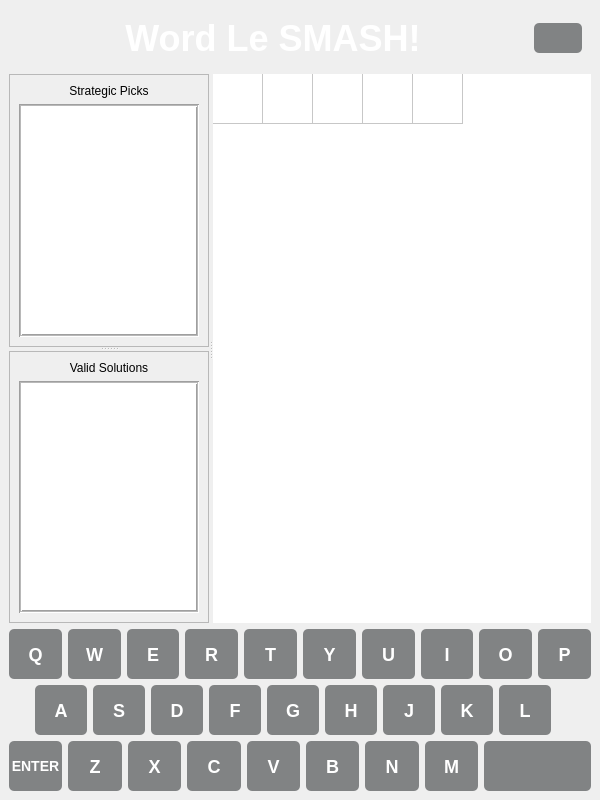
This is ui/WordLeSmash.ui in moltencrux/wordlesmash as Qt 5 draws it before an edit. The edited form follows.
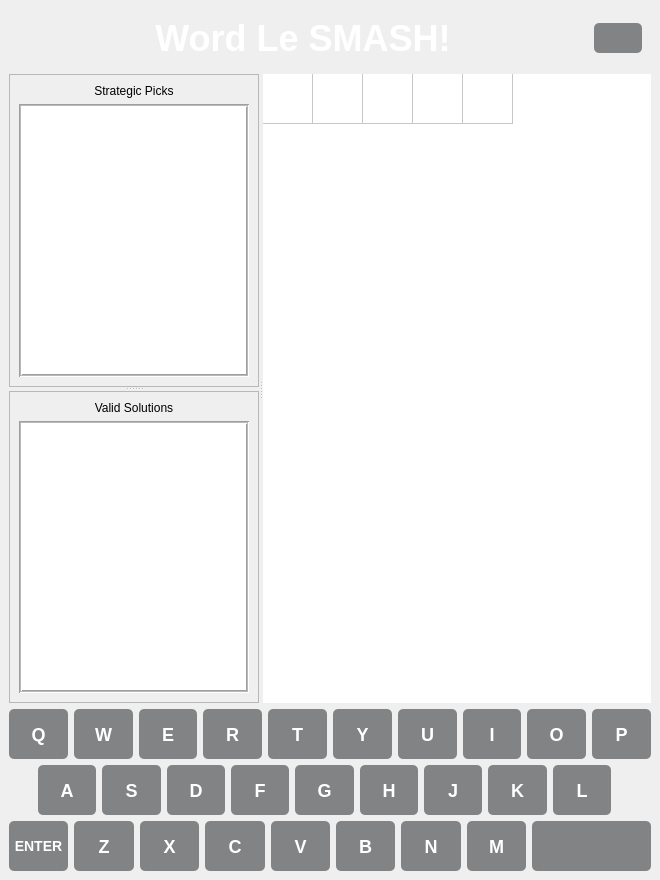
This is the edited form. Icons and pictures are not drawn. Custom widgets are drawn as their Qt base class.

Commit message:
Added reset button and analysis tools.
Added a reset button to reset the filter state
Added an anlyzer to find more optimal guesses
Various bug fixes

```diff
--- a/ui/WordLeSmash.ui
+++ b/ui/WordLeSmash.ui
@@ -6,8 +6,8 @@
    <rect>
     <x>0</x>
     <y>0</y>
-    <width>600</width>
-    <height>800</height>
+    <width>660</width>
+    <height>880</height>
    </rect>
   </property>
   <property name="windowTitle">
@@ -92,13 +92,19 @@
        <enum>Qt::Orientation::Horizontal</enum>
       </property>
       <widget class="QSplitter" name="suggestionSplitter">
+       <property name="maximumSize">
+        <size>
+         <width>250</width>
+         <height>16777215</height>
+        </size>
+       </property>
        <property name="orientation">
         <enum>Qt::Orientation::Vertical</enum>
        </property>
        <widget class="QFrame" name="strategicFrame">
         <property name="maximumSize">
          <size>
-          <width>200</width>
+          <width>250</width>
           <height>16777215</height>
          </size>
         </property>
@@ -176,7 +182,7 @@
        <widget class="QFrame" name="solutionFrame">
         <property name="maximumSize">
          <size>
-          <width>200</width>
+          <width>250</width>
           <height>16777215</height>
          </size>
         </property>
```
The commit also changes 5 other files.
